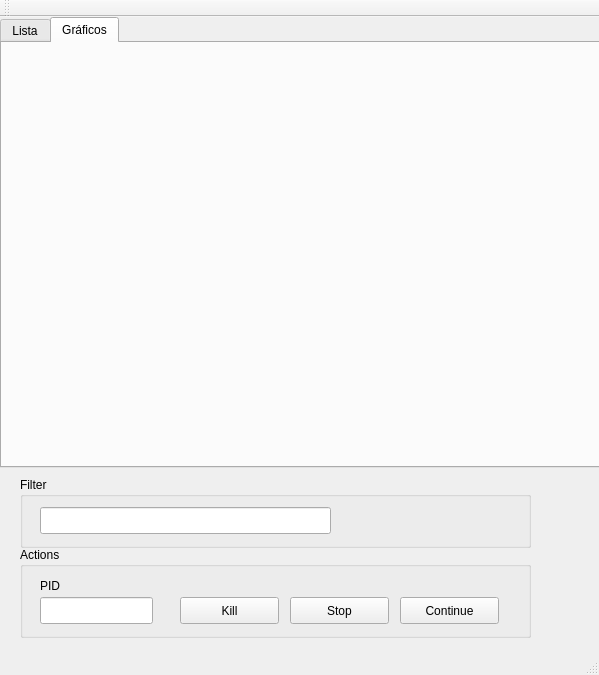
Qt form taskManager/mainwindow.ui (intolerants/str) before a commit.
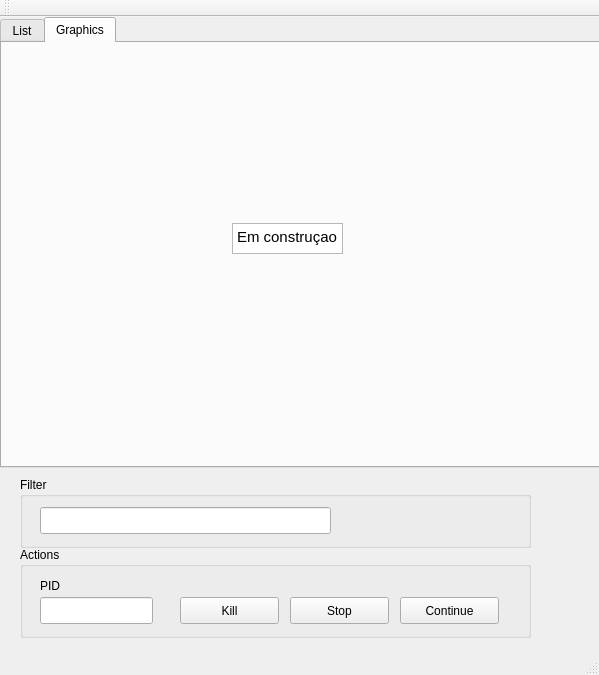
The same form after that commit. The open tabs and pages were chosen to show the change.

Patch:
```diff
--- a/taskManager/mainwindow.ui
+++ b/taskManager/mainwindow.ui
@@ -28,7 +28,7 @@
     </property>
     <widget class="QWidget" name="tab">
      <attribute name="title">
-      <string>Lista</string>
+      <string>List</string>
      </attribute>
      <widget class="QScrollArea" name="scrollArea">
       <property name="geometry">
@@ -66,8 +66,25 @@
     </widget>
     <widget class="QWidget" name="tab_2">
      <attribute name="title">
-      <string>Gráficos</string>
+      <string>Graphics</string>
      </attribute>
+     <widget class="QTextEdit" name="textEdit">
+      <property name="geometry">
+       <rect>
+        <x>230</x>
+        <y>180</y>
+        <width>111</width>
+        <height>31</height>
+       </rect>
+      </property>
+      <property name="html">
+       <string>&lt;!DOCTYPE HTML PUBLIC &quot;-//W3C//DTD HTML 4.0//EN&quot; &quot;http://www.w3.org/TR/REC-html40/strict.dtd&quot;&gt;
+&lt;html&gt;&lt;head&gt;&lt;meta name=&quot;qrichtext&quot; content=&quot;1&quot; /&gt;&lt;style type=&quot;text/css&quot;&gt;
+p, li { white-space: pre-wrap; }
+&lt;/style&gt;&lt;/head&gt;&lt;body style=&quot; font-family:'Ubuntu'; font-size:11pt; font-weight:400; font-style:normal;&quot;&gt;
+&lt;p style=&quot; margin-top:0px; margin-bottom:0px; margin-left:0px; margin-right:0px; -qt-block-indent:0; text-indent:0px;&quot;&gt;Em construçao&lt;/p&gt;&lt;/body&gt;&lt;/html&gt;</string>
+      </property>
+     </widget>
     </widget>
    </widget>
    <widget class="QGroupBox" name="groupBox_flitro">
```
